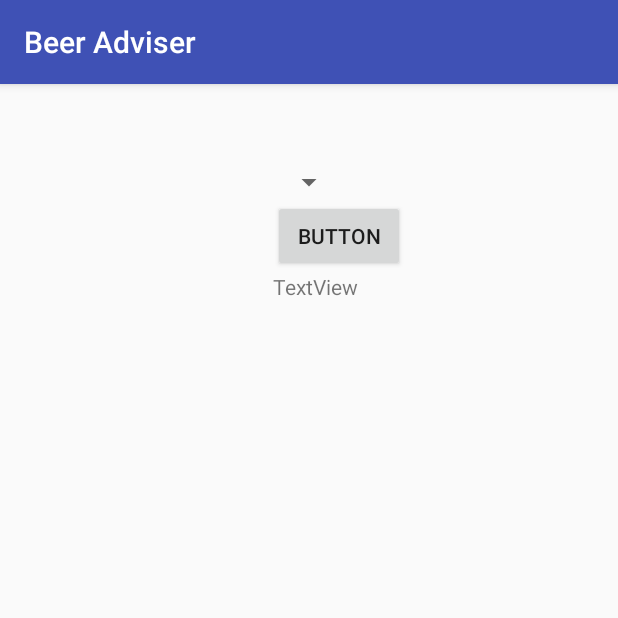
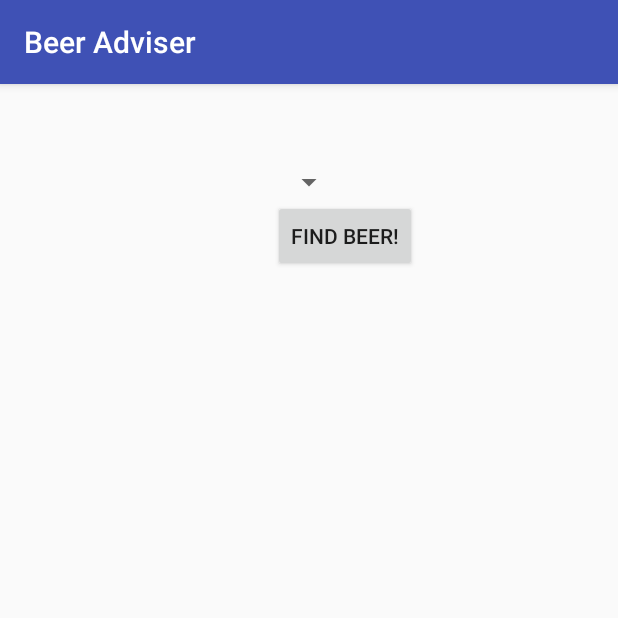
Before and after one commit to YRadov/First-Android-App, an Android app: the screen it shows after launch (MainActivity), on a phone screen of 412 x 824 dp, the top half of it. Run offline under Robolectric (Android 15) with nearby library versions, the phone set to English and light mode, and no system bars.

Commit message:
add strings resourses

```diff
--- a/app/src/main/res/layout/activity_main.xml
+++ b/app/src/main/res/layout/activity_main.xml
@@ -19,7 +19,7 @@
         android:layout_marginTop="37dp" />
 
     <Button
-        android:text="Button"
+        android:text="@string/finde_beer"
         android:layout_width="wrap_content"
         android:layout_height="wrap_content"
         android:layout_alignLeft="@+id/color"
@@ -27,7 +27,7 @@
         android:id="@+id/find_beer" />
 
     <TextView
-        android:text="TextView"
+        android:text="@string/brands"
         android:layout_width="wrap_content"
         android:layout_height="wrap_content"
         android:layout_alignLeft="@+id/find_beer"
--- a/app/src/main/res/values/strings.xml
+++ b/app/src/main/res/values/strings.xml
@@ -1,3 +1,7 @@
 <resources>
     <string name="app_name">Beer Adviser</string>
+    <string name="action_settings">Settings</string>
+    <string name="finde_beer">Find Beer!</string>
+    <string name="brands"></string>
+
 </resources>
```
